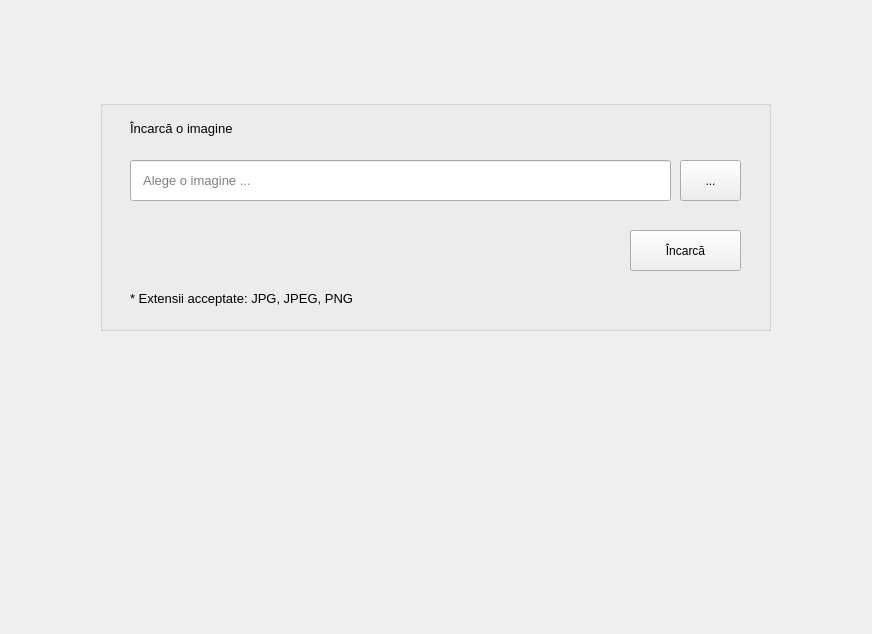
This is resources/ui/load_image.ui in stefandamian/proiect_iom as Qt 5 draws it before an edit. The edited form follows.
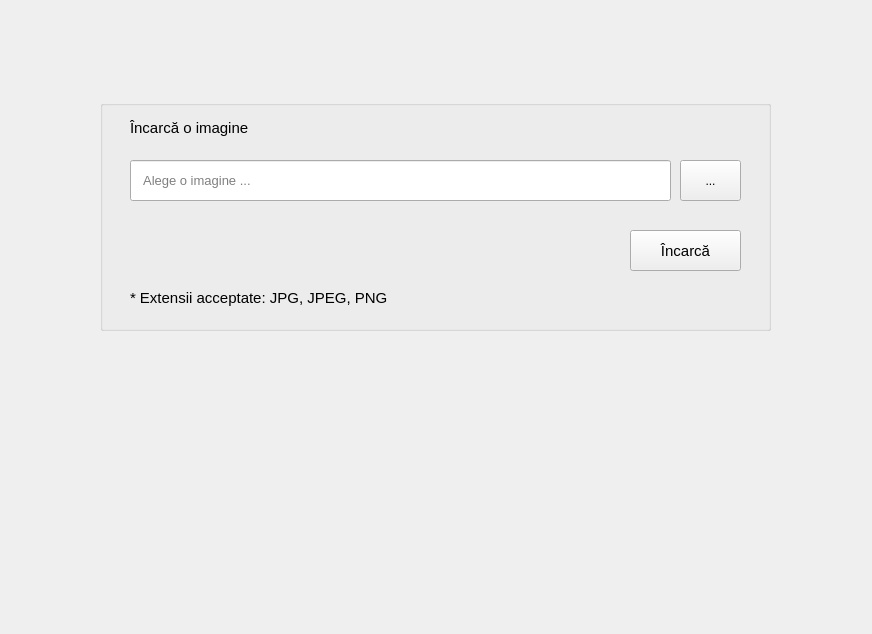
This is the edited form.

Commit message: UI/UX: font size

The edit to the form file:
```diff
--- a/resources/ui/load_image.ui
+++ b/resources/ui/load_image.ui
@@ -70,6 +70,11 @@
       <height>41</height>
      </rect>
     </property>
+    <property name="font">
+     <font>
+      <pointsize>11</pointsize>
+     </font>
+    </property>
     <property name="text">
      <string>Încarcă</string>
     </property>
@@ -79,13 +84,13 @@
      <rect>
       <x>30</x>
       <y>20</y>
-      <width>111</width>
+      <width>601</width>
       <height>16</height>
      </rect>
     </property>
     <property name="font">
      <font>
-      <pointsize>10</pointsize>
+      <pointsize>11</pointsize>
      </font>
     </property>
     <property name="text">
@@ -119,7 +124,7 @@
     </property>
     <property name="font">
      <font>
-      <pointsize>10</pointsize>
+      <pointsize>11</pointsize>
      </font>
     </property>
     <property name="text">
```
The commit also changes 5 other files.
